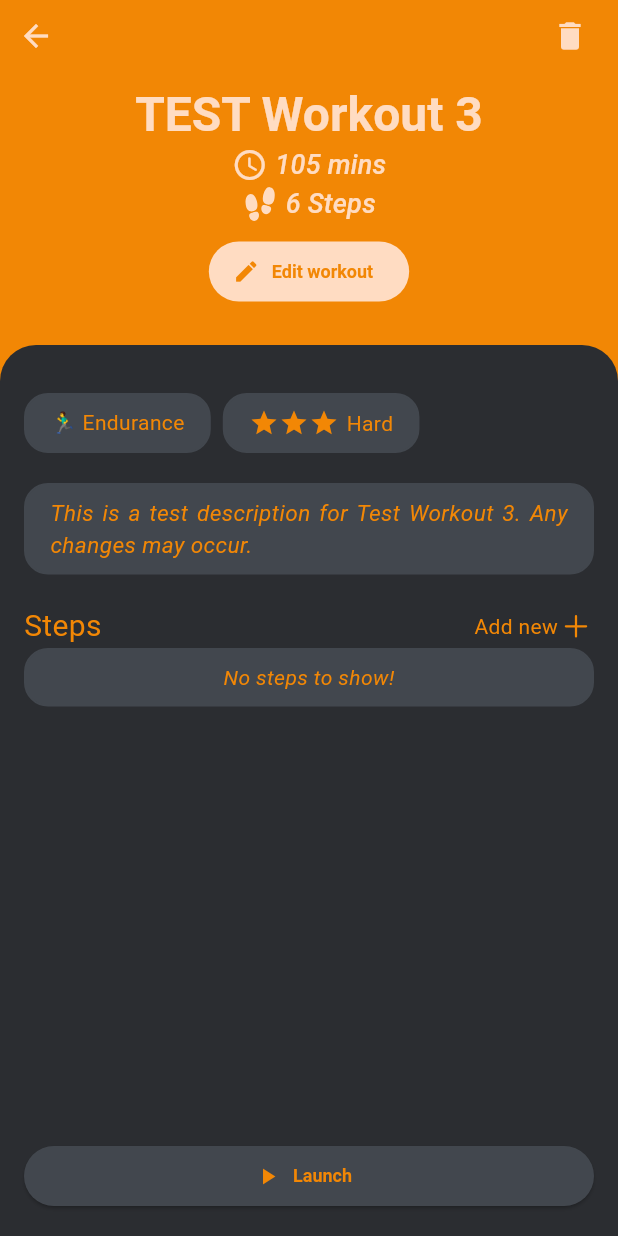
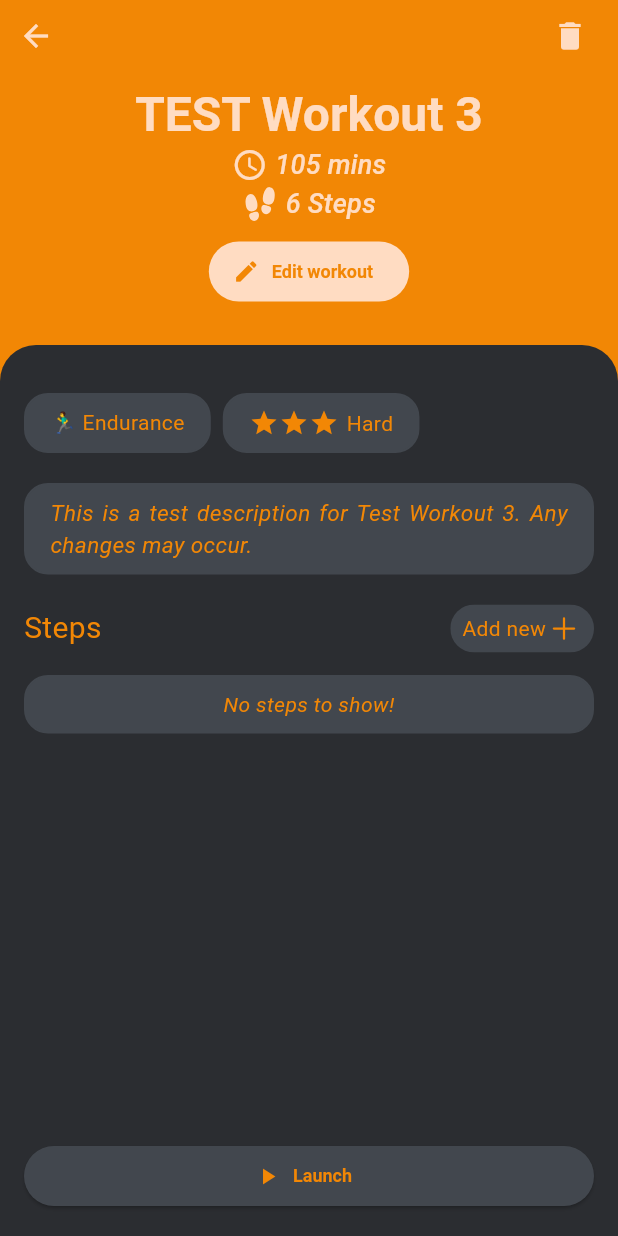
Before and after one commit to skobizsolt/gymbuddy, a Flutter app: the WorkoutsScreen screen opened directly with empty values, after a tap on "TEST Workout 3", on a phone screen of 412 x 824 dp. Run offline on Flutter 3.47's test engine with Material 2 defaults, Android fonts, the phone set to English and light mode, and no system bars; our stand-ins replace flutter_riverpod, google_fonts, ionicons; missing offline and left inert: dart:ffi.

Commit message:
feat: GYM-5 workout step screen and small adjustments

```diff
--- a/lib/layout/dribble_layout.dart
+++ b/lib/layout/dribble_layout.dart
@@ -55,12 +55,15 @@ class DribbleLayout extends StatelessWidget {
           children: [
             addAppBar ? renderAppBarButtons() : const SizedBox(),
 
-            SizedBox(
+            const SizedBox(
               height: 8,
             ),
 
             // Basic details
-            headerContent ?? const SizedBox(),
+            Padding(
+              padding: const EdgeInsets.symmetric(horizontal: 16.0),
+              child: headerContent ?? const SizedBox(),
+            ),
 
             const SizedBox(
               height: 25,
--- a/lib/screen/home_screen.dart
+++ b/lib/screen/home_screen.dart
@@ -53,7 +53,7 @@ class HomeScreen extends StatelessWidget {
     return DribbleLayout(
       addAppBar: false,
       headerContent: Padding(
-        padding: const EdgeInsets.symmetric(horizontal: 24, vertical: 8),
+        padding: const EdgeInsets.symmetric(vertical: 12),
         child: Column(
           children: [
             Row(
--- a/lib/screen/workout/workout_details_screen.dart
+++ b/lib/screen/workout/workout_details_screen.dart
@@ -211,8 +211,16 @@ class WorkoutDetails extends StatelessWidget {
                     fontSize: 20,
                   ),
                 ),
-                InkWell(
+                Visibility(
+                  visible: true,
+                  child: InkWell(
                     onTap: () {},
+                    child: ClipRRect(
+                      borderRadius: BorderRadius.circular(24),
+                      child: Container(
+                        padding: const EdgeInsets.symmetric(
+                            horizontal: 8, vertical: 4.0),
+                        color: Theme.of(context).primaryColorLight,
                         child: Row(
                           children: [
                             const Text('Add new'),
@@ -224,7 +232,13 @@ class WorkoutDetails extends StatelessWidget {
                           ],
                         ),
                       ),
+                    ),
+                  ),
+                ),
               ],
+            ),
+            const SizedBox(
+              height: 15,
             ),
             StepsPanelList(workoutId: workout.workoutId),
           ],
--- a/lib/widgets/workout/steps_panel_list.dart
+++ b/lib/widgets/workout/steps_panel_list.dart
@@ -4,45 +4,20 @@ import 'package:gymbuddy/models/workout_step.dart';
 import 'package:gymbuddy/screen/workout/workout_step_details_screen.dart';
 import 'package:gymbuddy/widgets/utils/information_tag.dart';
 
-class StepsPanelList extends StatefulWidget {
+class StepsPanelList extends StatelessWidget {
   const StepsPanelList({super.key, required this.workoutId});
 
   final int workoutId;
 
-  @override
-  State<StepsPanelList> createState() => _StepsPanelListState();
-}
-
-class _StepsPanelListState extends State<StepsPanelList> {
   List<WorkoutStep> get steps {
     List<WorkoutStep> list = stepsData
         .where(
-          (element) => element.workoutId == widget.workoutId,
+          (element) => element.workoutId == workoutId,
         )
         .toList();
     list.sort(
         (step, nextStep) => step.stepNumber.compareTo(nextStep.stepNumber));
     return list;
-  }
-
-  void showStepDialog(int index) {
-    showDialog(
-      context: context,
-      builder: (context) {
-        return AlertDialog(
-          title: Text(steps[index].stepName),
-          actions: [
-            TextButton(
-              onPressed: () {
-                Navigator.of(context).pop();
-              },
-              child: const Text('Close'),
-            ),
-          ],
-          content: Text(steps[index].details),
-        );
-      },
-    );
   }
 
   void openDetails(BuildContext context, WorkoutStep step) {
```
Also changed, not shown: lib/screen/workout/workout_step_details_screen.dart (+150 -1 lines). Lines whose indentation alone changed are shown as unchanged.
